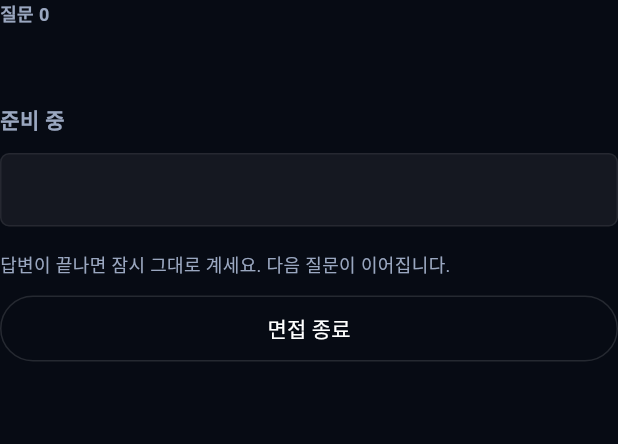
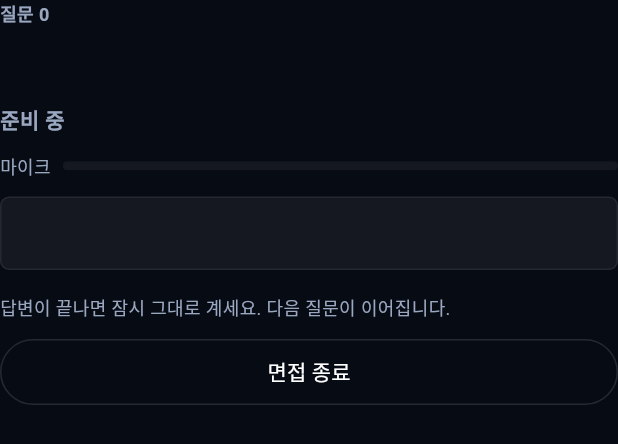
Before and after one commit to Seuk-Team/Arda, a Flutter app: the _Live widget shown alone on an empty page, opened directly with empty values, on a phone screen of 412 x 824 dp. Shown: the top 444 px of the screen. Run offline on Flutter 3.47's test engine with Material 3 defaults, Android fonts, the phone set to English and light mode, and no system bars; our stand-ins replace camera, flutter_secure_storage, permission_handler; missing offline and left inert: record; accounts and stored records are empty; network calls fail; Roboto replaces fonts that are missing (IBM Plex Sans KR).

Commit message:
feat(app): 마이크가 듣고 있는 크기를 화면에 보여 준다
실기기 실측(2026-09-09)에서 **이어폰을 끼고 있어 질문이 안 넘어갔다.** 이어폰
마이크가 소리를 거의 안 넘겨 서버가 "말하는 중"으로 보지 않은 것인데,
화면에서는 그것과 "서버가 안 받는 것" 이 똑같아 보였다 — 둘 다 아무 일도
안 일어난다.

지원자가 다음에 뭘 해야 할지 알 수 있어야 한다: 더 크게 말할지, 이어폰을 뺄지,
그냥 기다릴지. 그래서 소리 크기를 막대로 보여 준다.

- 조각이 하나도 안 오면 **"마이크에서 소리가 들어오지 않습니다"** 라고 적는다.
  다른 앱이 마이크를 잡고 있는 경우다
- 오면 RMS 를 막대로. 서버가 소리를 재는 방식과 같다(`interview_ws._rms`)
- 조각마다 다시 그리지 않는다(초당 20번) — 200ms 마다만

**판정 색이 아니다.** 소리가 들어오는지만 보여 주는 것이라 좋고 나쁨을 칠하지 않는다.

## 확인

`flutter analyze` 이슈 0 · `flutter test` **388 passed** (신규 2 · 회귀 0).

남의 도메인(`mobile/`, 민아님). #104·#108 의 후속.

Co-Authored-By: Claude Opus 5 <noreply@anthropic.com>

```diff
--- a/mobile/lib/screens/interview_screen.dart
+++ b/mobile/lib/screens/interview_screen.dart
@@ -34,6 +34,7 @@
 library;
 
 import 'dart:async';
+import 'dart:math' as math;
 import 'dart:typed_data';
 
 import 'package:flutter/material.dart';
@@ -128,6 +129,17 @@ class _InterviewScreenState extends State<InterviewScreen>
 
   /// `retry` 안내 — 말이 안 담겼을 때 한 줄
   String? _liveNote;
+
+  /// 마이크가 지금 얼마나 크게 듣고 있는가 (0~1).
+  ///
+  /// **지원자가 볼 수 있어야 한다.** 말은 하고 있는데 소리가 안 들어가는 상황이
+  /// 화면에서는 "아무 일도 안 일어남" 과 똑같이 보인다 — 그러면 지원자는 더 크게
+  /// 말할지, 기다릴지, 나갔다 들어올지를 알 수 없다 (2026-09-09 실기기).
+  double _micLevel = 0;
+
+  /// 마이크에서 조각이 하나라도 들어왔는가. 0 이면 **소리 자체가 안 온다**
+  int _micChunks = 0;
+  DateTime _micDrawn = DateTime.fromMillisecondsSinceEpoch(0);
 
   /// 실시간을 못 써서 **글로 답하는 길로 물러섰다.** 사유 한 줄.
   ///
@@ -286,7 +298,10 @@ class _InterviewScreenState extends State<InterviewScreen>
       final pcm = await _mic.start();
       if (!mounted) return;
       _audio = pcm.listen(
-        socket.sendAudio,
+        (chunk) {
+          socket.sendAudio(chunk);
+          _measure(chunk);
+        },
         onError: (Object _) {},
         cancelOnError: false,
       );
@@ -301,6 +316,31 @@ class _InterviewScreenState extends State<InterviewScreen>
       }
       await _stopLive();
     }
+  }
+
+  /// 조각 하나의 크기를 재서 화면에 반영한다.
+  ///
+  /// 조각마다 다시 그리면 초당 20번이라 아깝다 — **200ms 마다만** 그린다.
+  /// 서버가 소리를 재는 방식과 같은 RMS 다(`interview_ws._rms`).
+  void _measure(Uint8List chunk) {
+    _micChunks++;
+    final samples = chunk.buffer.asInt16List(
+      chunk.offsetInBytes,
+      chunk.lengthInBytes ~/ 2,
+    );
+    if (samples.isEmpty) return;
+    var sum = 0.0;
+    for (final v in samples) {
+      sum += v * v;
+    }
+    final rms = math.sqrt(sum / samples.length);
+    // 사람 목소리가 int16 로 수천이다. 3000 을 가득 찬 것으로 본다
+    final level = math.min(1.0, rms / 3000);
+
+    final now = DateTime.now();
+    if (now.difference(_micDrawn) < const Duration(milliseconds: 200)) return;
+    _micDrawn = now;
+    if (mounted) setState(() => _micLevel = level);
   }
 
   /// 얼굴 프레임을 소켓에 잇는다. **실패해도 조용하다** — 얼굴 분석은 곁들이고,
@@ -484,6 +524,8 @@ class _InterviewScreenState extends State<InterviewScreen>
             seq: _liveSeq,
             question: _liveQuestion,
             note: _liveNote,
+            micLevel: _micLevel,
+            micSilent: _micChunks == 0,
             onFinish: _finish,
           ),
           InterviewStatus.inProgress => _Question(
@@ -753,6 +795,8 @@ class _Live extends StatelessWidget {
     required this.seq,
     required this.question,
     required this.note,
+    required this.micLevel,
+    required this.micSilent,
     required this.onFinish,
   });
 
@@ -760,6 +804,12 @@ class _Live extends StatelessWidget {
   final int? seq;
   final String? question;
   final String? note;
+
+  /// 지금 들어오는 소리 크기 (0~1)
+  final double micLevel;
+
+  /// 마이크에서 조각이 하나도 안 왔다 — **소리 자체가 안 들어온다**
+  final bool micSilent;
   final VoidCallback onFinish;
 
   @override
@@ -813,6 +863,9 @@ class _Live extends StatelessWidget {
           ],
         ),
 
+        const SizedBox(height: AppSpace.s3),
+        _MicBar(level: micLevel, silent: micSilent),
+
         if (note != null) ...[
           const SizedBox(height: AppSpace.s3),
           _Note(text: note!, tone: AppColors.accentText),
@@ -833,6 +886,53 @@ class _Live extends StatelessWidget {
           child: OutlinedButton(
             onPressed: onFinish,
             child: const Text('면접 종료'),
+          ),
+        ),
+      ],
+    );
+  }
+}
+
+/// 마이크가 지금 듣고 있는 크기.
+///
+/// **말이 안 들어가는 것과 서버가 안 받는 것을 지원자가 구별할 수 있어야 한다.**
+/// 막대가 움직이면 마이크는 되는 것이고, 그래도 질문이 안 넘어가면 그건 서버 쪽
+/// 이야기다. 조각이 하나도 안 오면 아예 그렇게 적는다.
+class _MicBar extends StatelessWidget {
+  const _MicBar({required this.level, required this.silent});
+
+  final double level;
+  final bool silent;
+
+  @override
+  Widget build(BuildContext context) {
+    if (silent) {
+      return _Note(
+        text: '마이크에서 소리가 들어오지 않습니다. 다른 앱이 마이크를 쓰고 있는지 확인해 주세요.',
+        tone: AppColors.danger,
+      );
+    }
+    return Row(
+      children: [
+        const Text(
+          '마이크',
+          style: TextStyle(
+            fontFamily: AppType.fontFamily,
+            fontSize: AppType.caption,
+            color: AppColors.textSub,
+          ),
+        ),
+        const SizedBox(width: AppSpace.s2),
+        Expanded(
+          child: ClipRRect(
+            borderRadius: AppShape.ctl,
+            child: LinearProgressIndicator(
+              value: level.clamp(0.0, 1.0),
+              minHeight: 6,
+              backgroundColor: AppColors.bgSunken,
+              // **판정 색이 아니다.** 소리가 들어오는지만 보여 준다
+              valueColor: const AlwaysStoppedAnimation(AppColors.accent),
+            ),
           ),
         ),
       ],
```
Also changed, not shown: 1 other file.
